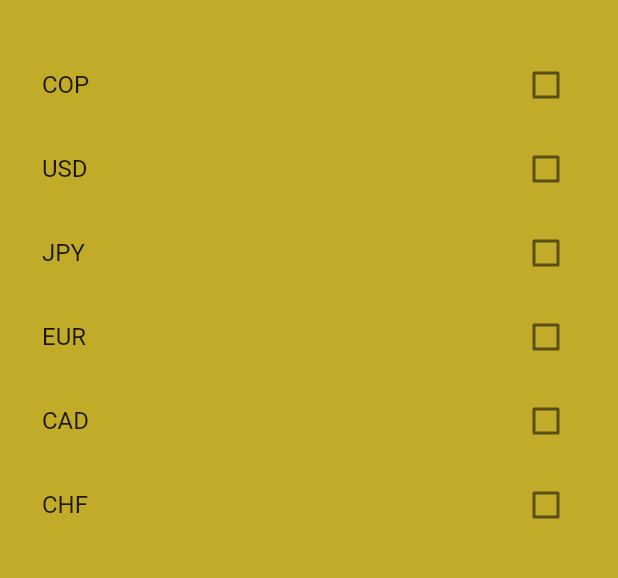
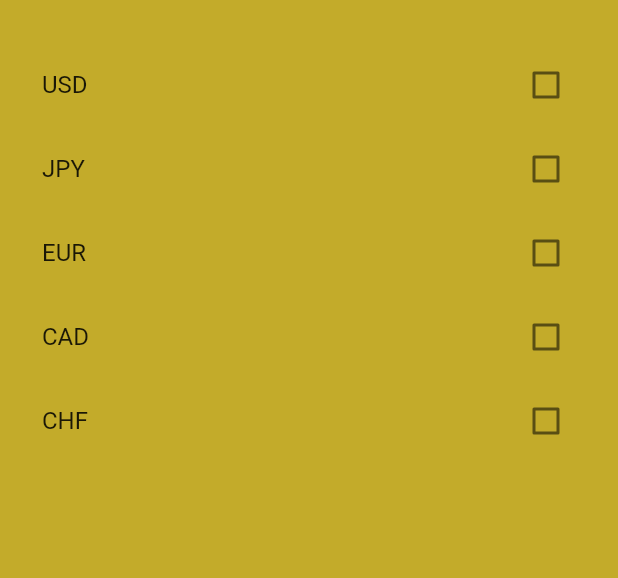
Before and after one commit to sam1rC/xchange, a Flutter app: the screen it shows after launch, after a tap on the "add" icon, on a phone screen of 412 x 824 dp, the part 59-637 px from its top. Run offline on Flutter 3.47's test engine with Material 2 defaults, Android fonts, the phone set to English and light mode, and no system bars; missing offline and left inert: money_converter.

Commit message:
Add provider for currencies

```diff
--- a/lib/main.dart
+++ b/lib/main.dart
@@ -1,10 +1,12 @@
 import 'package:flutter/material.dart';
+import 'package:provider/provider.dart';
 import 'package:xchange/pages/currencies.dart';
 import 'package:xchange/pages/home.dart';
 import 'package:xchange/pages/settings.dart';
+import 'package:xchange/providers/currencies_provider.dart';
 
 void main() {
-  runApp(const MyApp());
+  runApp(ChangeNotifierProvider(create: (_) => checkBoxProvider(), child: const MyApp(),));
 }
 
 class MyApp extends StatelessWidget {
--- a/lib/pages/currencies.dart
+++ b/lib/pages/currencies.dart
@@ -1,6 +1,9 @@
+import 'package:provider/provider.dart';
 import 'package:xchange/model/checkbox_state.dart';
+import 'package:provider/provider.dart';
 
 import 'package:flutter/material.dart';
+import 'package:xchange/providers/currencies_provider.dart';
 
 class CurrenciesPage extends StatefulWidget {
   const CurrenciesPage({super.key});
@@ -13,16 +16,10 @@ class _CurrenciesPageState extends State<CurrenciesPage> {
   @override
   bool value = false;
 
-  final currencies = [
-    CheckBoxState(title: 'COP'),
-    CheckBoxState(title: 'USD'),
-    CheckBoxState(title: 'JPY'),
-    CheckBoxState(title: 'EUR'),
-    CheckBoxState(title: 'CAD'),
-    CheckBoxState(title: 'CHF'),
-  ];
+
 
   Widget build(BuildContext context) {
+    final currencies = context.watch<checkBoxProvider>().currencies;
     return Scaffold(
       appBar: AppBar(
         title: const Text("Divisas"),
@@ -38,7 +35,8 @@ class _CurrenciesPageState extends State<CurrenciesPage> {
       ),
       body: ListView(
         padding: const EdgeInsets.all(12),
-        children: [...currencies.map(buildSingleCheckBox).toList()],
+        children: [...currencies.map(buildSingleCheckBox).toList(),
+        ],
       ),
     );
   }
--- a/lib/pages/home.dart
+++ b/lib/pages/home.dart
@@ -1,7 +1,10 @@
 import 'package:flutter/cupertino.dart';
 import 'package:flutter/material.dart';
+import 'package:xchange/model/checkbox_state.dart';
 import 'package:xchange/services/change_currencies.dart';
 import 'package:xchange/services/get_currencies.dart';
+import 'package:provider/provider.dart';
+import 'package:xchange/providers/currencies_provider.dart';
 
 class HomePage extends StatefulWidget {
   const HomePage({super.key});
@@ -12,9 +15,17 @@ class HomePage extends StatefulWidget {
 
 class _HomePageState extends State<HomePage> {
   final items = ['COP', 'USD'];
+
   String usd = "";
   @override
   Widget build(BuildContext context) {
+    List<String> activos = [];
+    List<CheckBoxState> currencies = context.watch<checkBoxProvider>().currencies;
+    for(int i =0; i < currencies.length; i++){
+      if(currencies[i].value){
+        activos.add(currencies[i].title);
+      }
+    }
     return Scaffold(
       appBar: AppBar(
         title: const Text("Divisas"),
@@ -87,8 +98,10 @@ class _HomePageState extends State<HomePage> {
                 child: const Icon(Icons.add),
               ),
             ),
+            Text(activos.toString())
           ],
         ),
+
       ),
     );
   }
--- a/lib/providers/currencies_provider.dart
+++ b/lib/providers/currencies_provider.dart
@@ -0,0 +1,15 @@
+import 'package:flutter/foundation.dart';
+import 'package:xchange/model/checkbox_state.dart';
+
+class checkBoxProvider with ChangeNotifier {
+  List<CheckBoxState> _currencies =[
+    CheckBoxState(title: 'USD'),
+    CheckBoxState(title: 'JPY'),
+    CheckBoxState(title: 'EUR'),
+    CheckBoxState(title: 'CAD'),
+    CheckBoxState(title: 'CHF'),
+  ];
+
+  List<CheckBoxState> get currencies => _currencies;
+
+}
```
